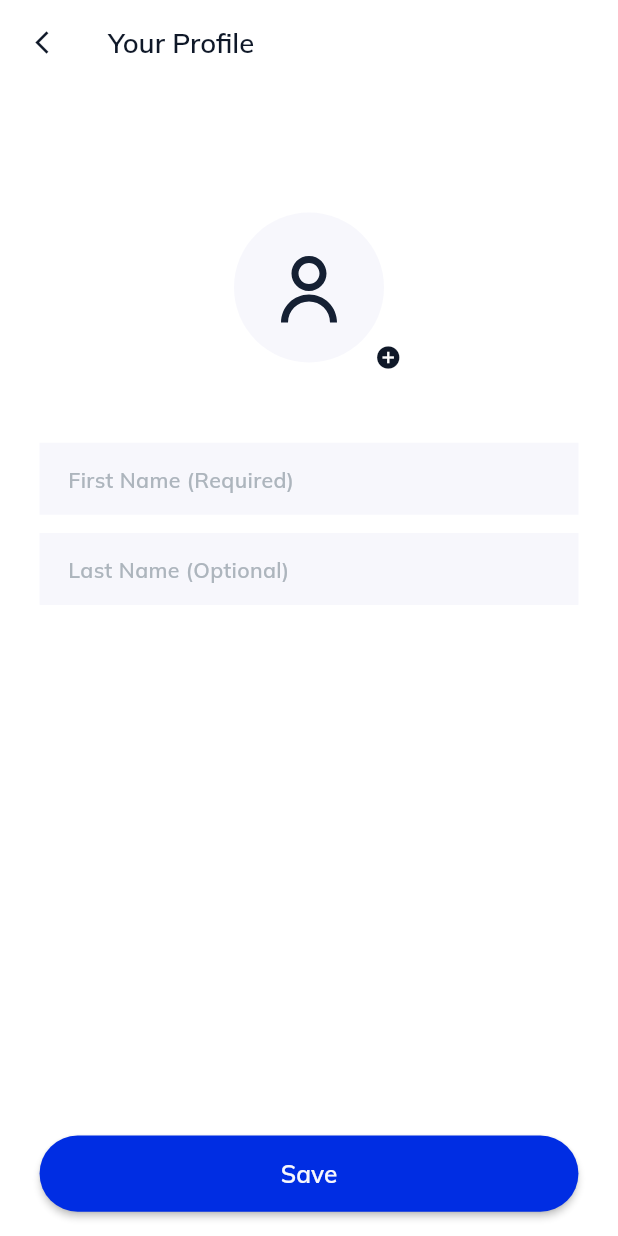
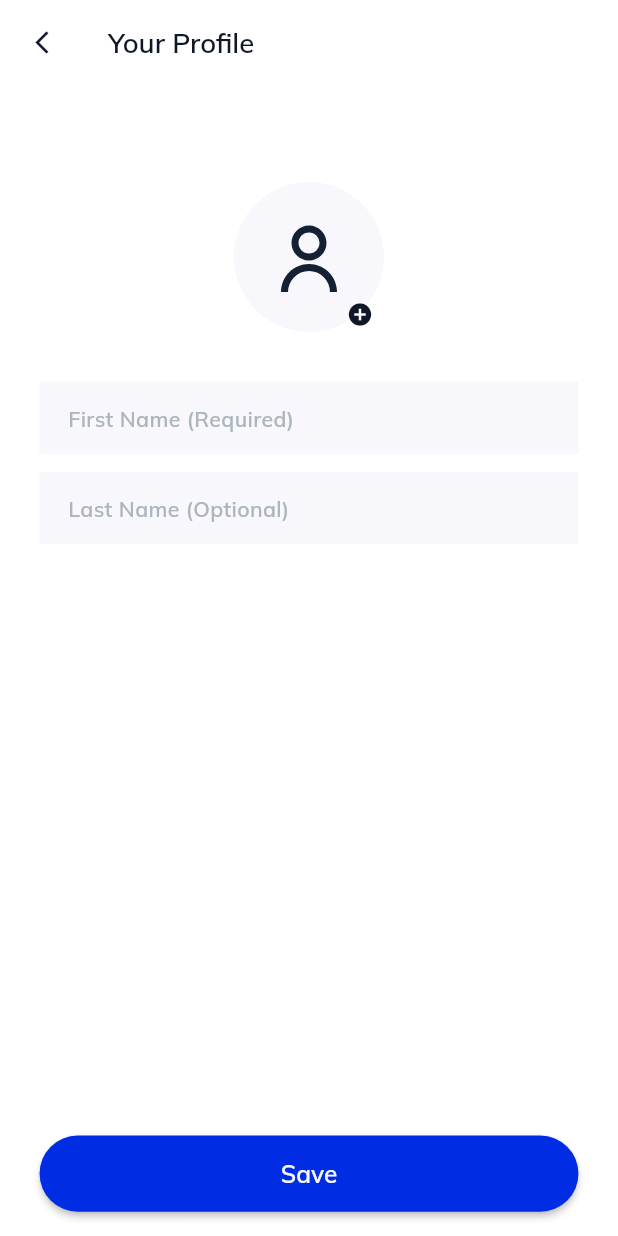
Before and after one commit to Souhaibbek/Chateo, a Flutter app: the CompleteProfilePage screen opened by its route, on a phone screen of 412 x 824 dp. Run offline on Flutter 3.47's test engine with Material 2 defaults, Android fonts, the phone set to English and light mode, and no system bars; our stand-ins replace firebase_core, flutter_otp_text_field, flutter_screenutil, flutter_svg, get, intl_phone_field and 2 more; accounts and stored records are empty.

Commit message:
finish_tab_view

```diff
--- a/lib/main.dart
+++ b/lib/main.dart
@@ -27,7 +27,7 @@ class MyApp extends StatelessWidget {
       splitScreenMode: true,
       builder: (context, child) {
         //add this line
-        ScreenUtil.registerToBuild(context);
+        // ScreenUtil.registerToBuild(context);
         return MediaQuery(
           //Setting font does not change with system font size
           data: MediaQuery.of(context).copyWith(textScaleFactor: 1.0),
--- a/lib/screens/auth/register/complete_profile_page.dart
+++ b/lib/screens/auth/register/complete_profile_page.dart
@@ -39,8 +39,8 @@ class CompleteProfilePage extends StatelessWidget {
                   mainAxisAlignment: MainAxisAlignment.center,
                   children: [
                     SizedBox(
-                      height: 140.h,
-                      width: 140.w,
+                      height: 100.h,
+                      width: 100.w,
                       child: Stack(
                         alignment: Alignment.center,
                         children: [
@@ -53,8 +53,9 @@ class CompleteProfilePage extends StatelessWidget {
                                   style.primaryColorDark, BlendMode.srcIn),
                             ),
                           ),
-                          Align(
-                            alignment: Alignment.bottomRight,
+                          Positioned(
+                            top: 65,
+                            left: 65,
                             child: IconButton(
                               onPressed: () {},
                               icon: const Icon(
```
Also changed, not shown: lib/screens/home/home_controller.dart (+28 -34 lines).
